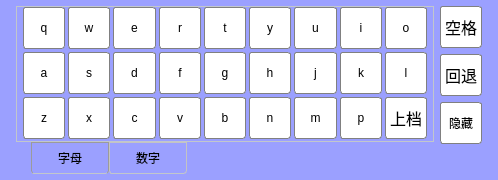
This is Demo/devirtualkeyboradwidget.ui in 13438120136/XDemo as Qt 5 draws it before an edit. The edited form follows.
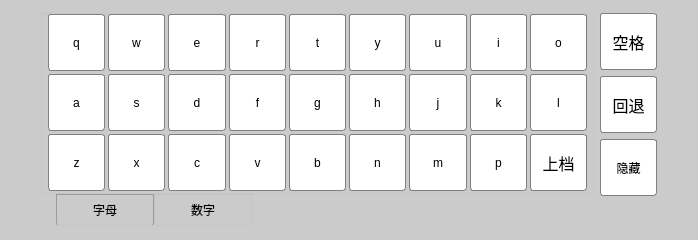
This is the edited form.

```diff
--- a/Demo/devirtualkeyboradwidget.ui
+++ b/Demo/devirtualkeyboradwidget.ui
@@ -6,21 +6,22 @@
    <rect>
     <x>0</x>
     <y>0</y>
-    <width>498</width>
-    <height>180</height>
+    <width>698</width>
+    <height>240</height>
    </rect>
   </property>
   <property name="maximumSize">
    <size>
     <width>16777215</width>
-    <height>220</height>
+    <height>16777215</height>
    </size>
   </property>
   <property name="windowTitle">
    <string>DeVirtualKeyboradWidget</string>
   </property>
   <property name="styleSheet">
-   <string notr="true">background-color: rgb(155, 160, 255);</string>
+   <string notr="true">background-color: rgb(203, 203, 203);
+</string>
   </property>
   <layout class="QGridLayout" name="gridLayout_4">
    <property name="topMargin">
@@ -63,9 +64,9 @@
 background-color: rgb(255, 255, 255);
 border:1px solid gray;
 border-radius:3px;
-min-width:40px;
-min-height:40px;
-font: 20pt &quot;宋体&quot;;
+min-width:55px;
+min-height:55px;
+font: 26pt &quot;黑体&quot;;
 }
 
 QPushButton::pressed
@@ -87,9 +88,9 @@
 background-color: rgb(255, 255, 255);
 border:1px solid gray;
 border-radius:3px;
-min-width:40px;
-min-height:40px;
-font: 20pt &quot;宋体&quot;;
+min-width:55px;
+min-height:55px;
+font: 26pt &quot;宋体&quot;;
 }
 
 
@@ -118,7 +119,7 @@
      border-bottom-color: #C2C7CB; /* same as the pane color */
      border-bottom-left-radius: 3px;
      border-bottom-right-radius: 3px;
-     min-width: 60px;
+     min-width: 80px;
      padding: 8px;
  }
 
```
